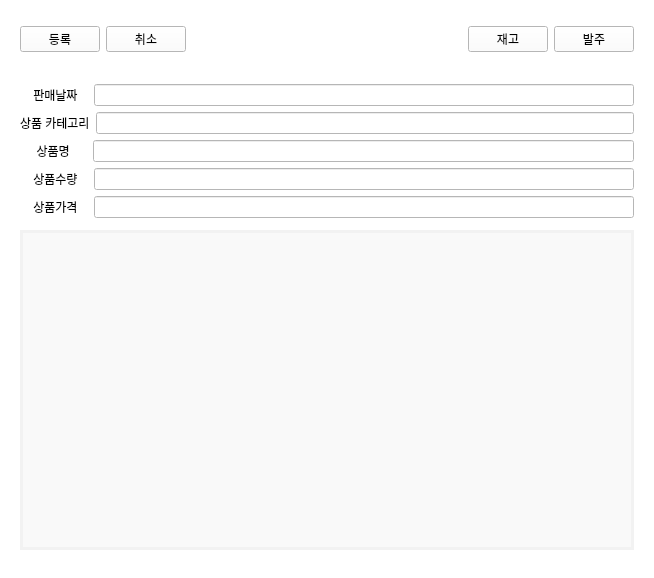
Qt form mini_pro1/history.ui (park0609/mini_project) before a commit.
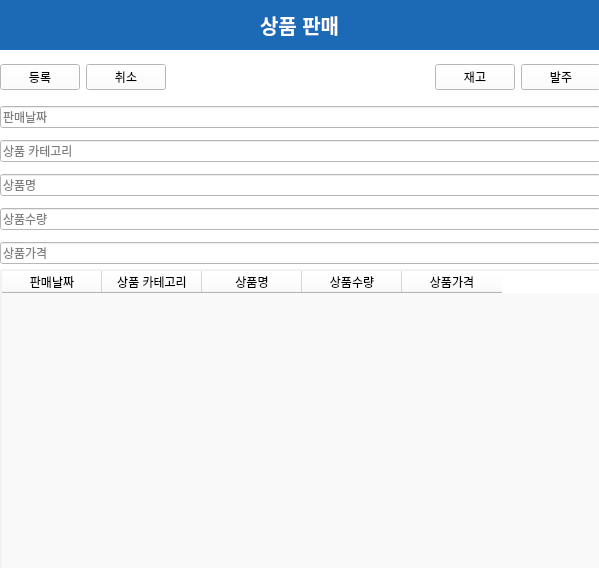
The same form after that commit.

The edit to the form file:
```diff
--- a/mini_pro1/history.ui
+++ b/mini_pro1/history.ui
@@ -6,8 +6,8 @@
    <rect>
     <x>0</x>
     <y>0</y>
-    <width>654</width>
-    <height>578</height>
+    <width>599</width>
+    <height>568</height>
    </rect>
   </property>
   <property name="windowTitle">
@@ -16,127 +16,66 @@
   <property name="styleSheet">
    <string notr="true">background-color: #ffffff;</string>
   </property>
-  <layout class="QGridLayout" name="gridLayout">
-   <item row="0" column="0">
-    <widget class="QWidget" name="widget" native="true">
-     <property name="styleSheet">
-      <string notr="true">background-color: #ffffff;</string>
-     </property>
-     <layout class="QGridLayout" name="gridLayout_2">
-      <item row="3" column="0">
-       <widget class="QTableWidget" name="history">
-        <property name="maximumSize">
-         <size>
-          <width>16777215</width>
-          <height>320</height>
-         </size>
-        </property>
+  <widget class="QFrame" name="topBar">
+   <property name="geometry">
+    <rect>
+     <x>0</x>
+     <y>0</y>
+     <width>600</width>
+     <height>50</height>
+    </rect>
+   </property>
         <property name="styleSheet">
-         <string notr="true">QTableWidget {
-    border: 3px solid #f2f2f2; 
-    border-radius: 1px;
-    background-color: #f9f9f9; 
-    box-shadow: 7px 7px 12px rgba(0, 0, 0, 0.3); /* 그림자 효과 */ 
-}</string>
-        </property>
-       </widget>
-      </item>
-      <item row="2" column="0">
-       <layout class="QVBoxLayout" name="verticalLayout_2">
+    <string notr="true">background-color: #1c6ab6; color: white;</string>
+   </property>
+   <layout class="QHBoxLayout" name="topBarLayout">
         <item>
-         <layout class="QHBoxLayout" name="horizontalLayout_4">
-          <item>
-           <widget class="QLabel" name="label_prod_number">
-            <property name="text">
-             <string>    판매날짜   </string>
-            </property>
-           </widget>
-          </item>
-          <item>
-           <widget class="QLineEdit" name="cell_date">
-            <property name="inputMask">
-             <string/>
-            </property>
-            <property name="text">
-             <string/>
-            </property>
-           </widget>
-          </item>
-         </layout>
-        </item>
+     <spacer name="horizontalSpacer_2">
+      <property name="orientation">
+       <enum>Qt::Horizontal</enum>
+      </property>
+      <property name="sizeHint" stdset="0">
+       <size>
+        <width>40</width>
+        <height>20</height>
+       </size>
+      </property>
+     </spacer>
+    </item>
         <item>
-         <layout class="QHBoxLayout" name="horizontalLayout_5">
-          <item>
-           <widget class="QLabel" name="label_prod_category">
-            <property name="text">
-             <string>상품 카테고리</string>
-            </property>
-           </widget>
-          </item>
-          <item>
-           <widget class="QLineEdit" name="prod_category">
-            <property name="inputMask">
-             <string/>
-            </property>
+     <widget class="QLabel" name="title_2">
+      <property name="styleSheet">
+       <string>color: white; font-size: 20px; font-weight: bold;</string>
+      </property>
             <property name="text">
-             <string/>
+       <string>상품 판매</string>
             </property>
            </widget>
           </item>
-         </layout>
-        </item>
         <item>
-         <layout class="QHBoxLayout" name="horizontalLayout_3">
-          <item>
-           <widget class="QLabel" name="label_prod_name">
-            <property name="text">
-             <string>     상품명     </string>
-            </property>
-           </widget>
-          </item>
-          <item>
-           <widget class="QLineEdit" name="prod_name"/>
-          </item>
-         </layout>
-        </item>
-        <item>
-         <layout class="QHBoxLayout" name="horizontalLayout_7">
-          <item>
-           <widget class="QLabel" name="label_prod_price">
-            <property name="text">
-             <string>    상품수량   </string>
-            </property>
-           </widget>
-          </item>
-          <item>
-           <widget class="QLineEdit" name="cell_amount"/>
-          </item>
-         </layout>
-        </item>
-        <item>
-         <layout class="QHBoxLayout" name="horizontalLayout_6">
-          <item>
-           <widget class="QLabel" name="label_prod_amount">
-            <property name="text">
-             <string>    상품가격   </string>
-            </property>
-           </widget>
-          </item>
-          <item>
-           <widget class="QLineEdit" name="cell_price">
-            <property name="inputMask">
-             <string/>
-            </property>
-            <property name="text">
-             <string/>
-            </property>
-           </widget>
-          </item>
-         </layout>
-        </item>
-       </layout>
-      </item>
-      <item row="0" column="0">
+     <spacer name="horizontalSpacer_3">
+      <property name="orientation">
+       <enum>Qt::Horizontal</enum>
+      </property>
+      <property name="sizeHint" stdset="0">
+       <size>
+        <width>40</width>
+        <height>20</height>
+       </size>
+      </property>
+     </spacer>
+    </item>
+   </layout>
+  </widget>
+  <widget class="QWidget" name="layoutWidget">
+   <property name="geometry">
+    <rect>
+     <x>0</x>
+     <y>60</y>
+     <width>601</width>
+     <height>34</height>
+    </rect>
+   </property>
        <layout class="QVBoxLayout" name="verticalLayout_3">
         <item>
          <layout class="QHBoxLayout" name="horizontalLayout">
@@ -216,24 +155,104 @@
          </layout>
         </item>
        </layout>
+  </widget>
+  <widget class="QWidget" name="horizontalLayoutWidget">
+   <property name="geometry">
+    <rect>
+     <x>0</x>
+     <y>100</y>
+     <width>601</width>
+     <height>172</height>
+    </rect>
+   </property>
+   <layout class="QHBoxLayout" name="horizontalLayout_2">
+    <item>
+     <layout class="QVBoxLayout" name="inputLayout">
+      <item>
+       <widget class="QLineEdit" name="cell_date">
+        <property name="placeholderText">
+         <string>판매날짜</string>
+        </property>
+       </widget>
       </item>
-      <item row="1" column="0">
-       <spacer name="horizontalSpacer_3">
-        <property name="orientation">
-         <enum>Qt::Horizontal</enum>
+      <item>
+       <widget class="QLineEdit" name="prod_category">
+        <property name="placeholderText">
+         <string>상품 카테고리</string>
         </property>
-        <property name="sizeHint" stdset="0">
-         <size>
-          <width>40</width>
-          <height>20</height>
-         </size>
+       </widget>
+      </item>
+      <item>
+       <widget class="QLineEdit" name="prod_name">
+        <property name="placeholderText">
+         <string>상품명</string>
         </property>
-       </spacer>
+       </widget>
       </item>
-     </layout>
-    </widget>
-   </item>
-  </layout>
+      <item>
+       <widget class="QLineEdit" name="cell_amount">
+        <property name="placeholderText">
+         <string>상품수량</string>
+        </property>
+       </widget>
+      </item>
+      <item>
+       <widget class="QLineEdit" name="cell_price">
+        <property name="placeholderText">
+         <string>상품가격</string>
+        </property>
+       </widget>
+      </item>
+     </layout>
+    </item>
+   </layout>
+  </widget>
+  <widget class="QTableWidget" name="history">
+   <property name="geometry">
+    <rect>
+     <x>0</x>
+     <y>269</y>
+     <width>601</width>
+     <height>301</height>
+    </rect>
+   </property>
+   <property name="styleSheet">
+    <string notr="true">QTableWidget {
+    border: 2px solid #f2f2f2; 
+    border-radius: 1px;
+    background-color: #f9f9f9; 
+    box-shadow: 7px 7px 12px rgba(0, 0, 0, 0.3); /* 그림자 효과 */ 
+}</string>
+   </property>
+   <property name="columnCount">
+    <number>5</number>
+   </property>
+   <column>
+    <property name="text">
+     <string>판매날짜</string>
+    </property>
+   </column>
+   <column>
+    <property name="text">
+     <string>상품 카테고리</string>
+    </property>
+   </column>
+   <column>
+    <property name="text">
+     <string>상품명</string>
+    </property>
+   </column>
+   <column>
+    <property name="text">
+     <string>상품수량</string>
+    </property>
+   </column>
+   <column>
+    <property name="text">
+     <string>상품가격</string>
+    </property>
+   </column>
+  </widget>
  </widget>
  <resources/>
  <connections>
```
Left out of the diff: 24 changed lines with no effect on the pictures. Lines whose indentation alone changed are shown as unchanged.
